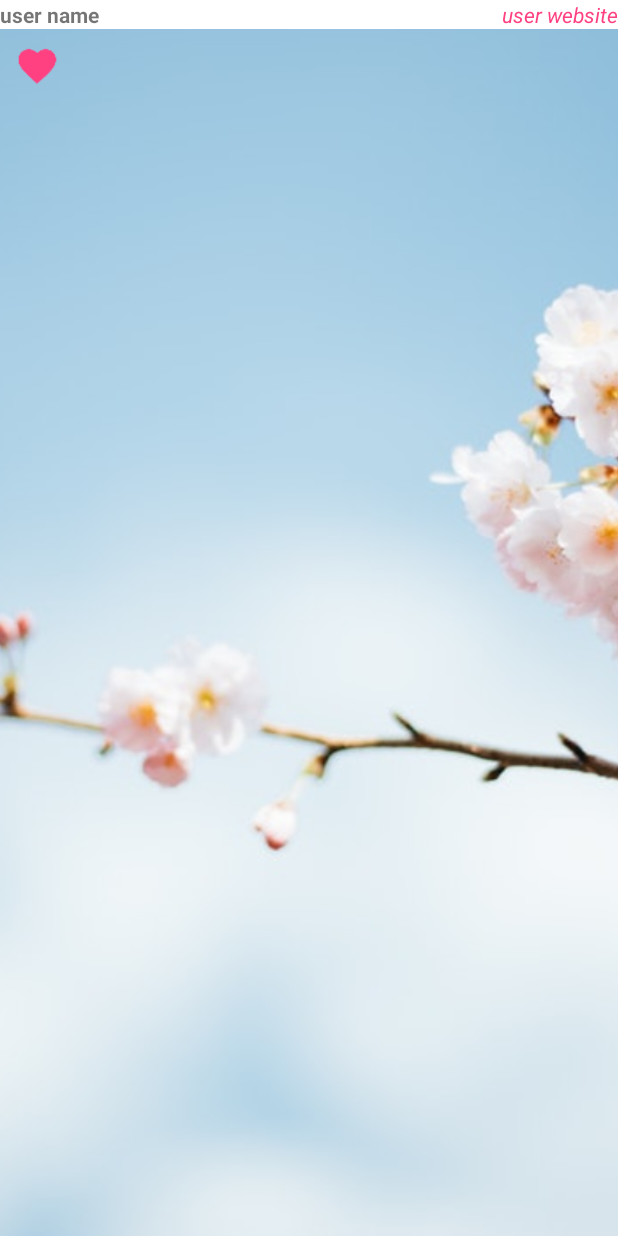
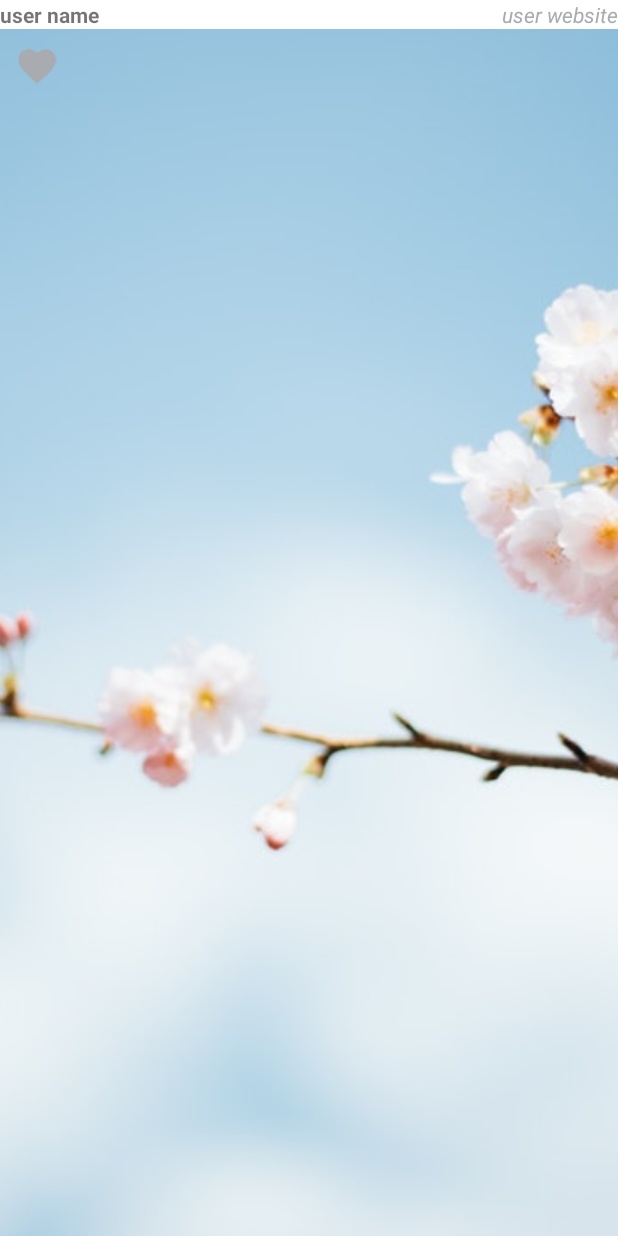
Before and after one commit to katebyars/Imago, an Android app: the layout fragment_image_detail.xml on its own in the app's theme, with its tools: preview values and no code run, on a phone screen of 412 x 824 dp. Run offline under Robolectric (Android 15) with nearby library versions, the phone set to English and light mode, and no system bars.

```diff
--- a/app/src/main/res/layout-land/fragment_image_detail.xml
+++ /dev/null
@@ -1,51 +0,0 @@
-<FrameLayout  xmlns:android="http://schemas.android.com/apk/res/android"
-    xmlns:tools="http://schemas.android.com/tools"
-    android:layout_width="match_parent"
-    android:layout_height="match_parent"
-    tools:context="com.example.guest.imago.ui.ImageDetailFragment">
-
- <RelativeLayout
-     android:layout_width="fill_parent"
-     android:layout_height="fill_parent">
-
-        <ImageView
-            android:layout_width="match_parent"
-            android:layout_height="match_parent"
-            android:scaleType="centerCrop"
-            android:id="@+id/imageImageView"
-            android:src="@drawable/waffles"
-            />
-
-        <TextView
-            android:background="@color/colorWhite"
-            android:layout_alignParentTop="true"
-            android:layout_alignParentLeft="true"
-            android:layout_width="match_parent"
-            android:layout_height="wrap_content"
-            android:text="user name"
-            android:id="@+id/imagePhotographerUserNameTextView"
-            android:textStyle="bold" />
-
-         <Button
-             android:layout_marginTop="10dp"
-             android:layout_marginLeft="10dp"
-             android:layout_below="@id/imagePhotographerUserNameTextView"
-             android:id="@+id/saveImageButton"
-             android:layout_width="30dp"
-             android:layout_height="30dp"
-             android:background="@mipmap/ic_favorite_black_24dp"
-             android:backgroundTint="@color/colorAccent"/>
-         />
-
-        <TextView
-            android:background="@color/colorWhite"
-            android:layout_alignParentTop="true"
-            android:layout_width="wrap_content"
-            android:layout_height="wrap_content"
-            android:text="user website"
-            android:id="@+id/imagePhotographerwebsiteTextView"
-            android:layout_alignParentRight="true"
-            android:textColor="@color/colorAccent"
-            android:textStyle="italic" />
-        </RelativeLayout>
-</FrameLayout>
--- a/app/src/main/res/values/colors.xml
+++ b/app/src/main/res/values/colors.xml
@@ -2,7 +2,7 @@
 <resources>
     <color name="colorPrimary">#3F51B5</color>
     <color name="colorPrimaryDark">#303F9F</color>
-    <color name="colorAccent">#FF4081</color>
+    <color name="colorAccent">#a8abaf</color>
     <color name="colorWhite">#ffffff</color>
     <color name="colorDivider">#9f9fa0</color>
     <color name="colorTextIcons">#7b7b7c</color>
--- a/app/src/main/res/values/styles.xml
+++ b/app/src/main/res/values/styles.xml
@@ -3,7 +3,7 @@
     <!-- Base application theme. -->
     <style name="AppTheme" parent="Theme.AppCompat.Light.DarkActionBar">
         <!-- Customize your theme here. -->
-        <item name="colorPrimary">@color/colorPrimary</item>
+        <item name="colorPrimary">@color/colorPrimaryLight</item>
         <item name="colorPrimaryDark">@color/colorPrimaryDark</item>
         <item name="colorAccent">@color/colorAccent</item>
     </style>
@@ -11,4 +11,8 @@
     <style name="NoActionBarTheme" parent="Theme.AppCompat.Light.NoActionBar"></style>
 
 
+    <style name="MyActionBar" parent="@android:style/Widget.Holo.Light.ActionBar">
+        <item name="android:background">@color/colorPrimaryLight</item>
+    </style>
+
 </resources>
```
Also changed, not shown: app/src/main/res/layout-land/activity_image_detail.xml (added, +23 -0 lines), app/src/main/res/layout-land/activity_images.xml (+3 -10 lines), app/src/main/res/layout-land/activity_saved_image_list.xml (deleted, +0 -23 lines), app/src/main/res/layout-land/image_list_item.xml (deleted, +0 -17 lines), app/src/main/res/layout-land/image_list_item_drag.xml (deleted, +0 -29 lines).
